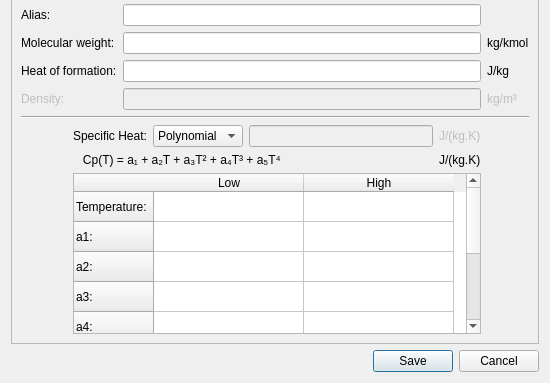
Above: gui/uifiles/species_popup.ui from truongd8593/mfix before the change; both pictures show x 0 to 550 and y 335 to 718 of the 550 by 718 pixel window. Below: the same form after it.
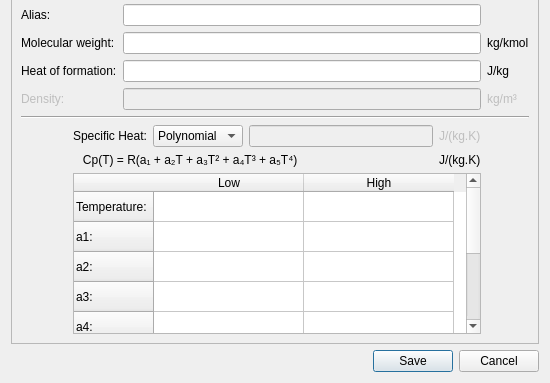
That is the form after the change.

Commit message: tinker with label_specific_heat_equation (add R)

What changed in the file:
```diff
--- a/gui/uifiles/species_popup.ui
+++ b/gui/uifiles/species_popup.ui
@@ -354,7 +354,7 @@
         <item row="1" column="0" colspan="3">
          <widget class="QLabel" name="label_specific_heat_equation">
           <property name="text">
-           <string>   Cp(T) = a₁ + a₂T + a₃T² + a₄T³ + a₅T⁴</string>
+           <string>   Cp(T) = R(a₁ + a₂T + a₃T² + a₄T³ + a₅T⁴)</string>
           </property>
          </widget>
         </item>
```
